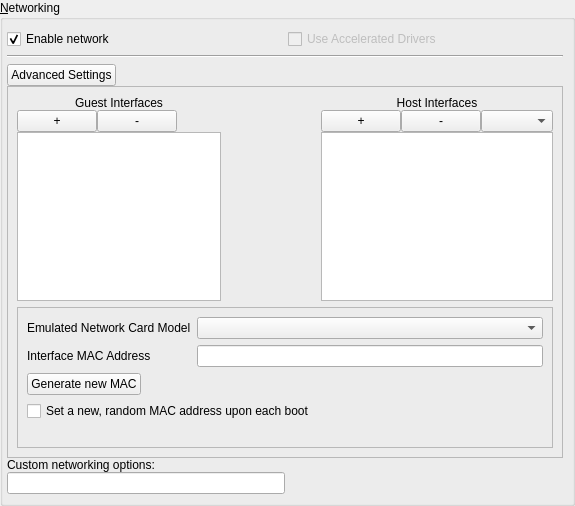
The window that ui/networkpage.ui (uwolfer/qtemu) describes before a commit, drawn with Qt 5.
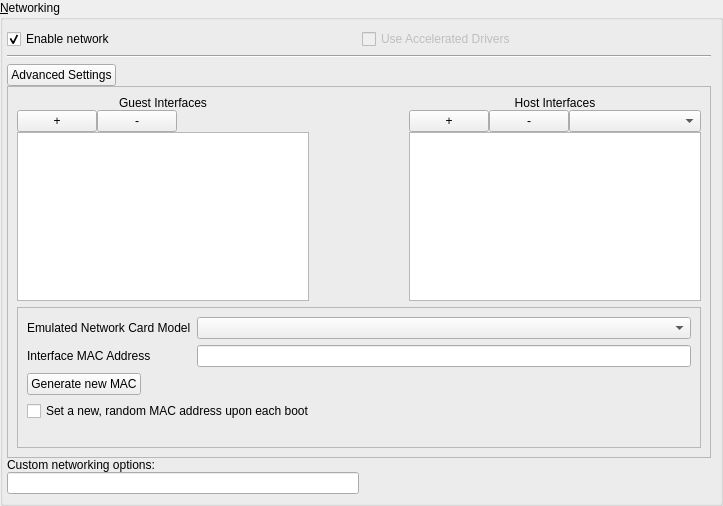
The same window after the commit. Icons and pictures are not drawn.

Commit message: advanced guest interface settings are now saved

What changed in the file:
```diff
--- a/ui/networkpage.ui
+++ b/ui/networkpage.ui
@@ -5,7 +5,7 @@
    <rect>
     <x>0</x>
     <y>0</y>
-    <width>575</width>
+    <width>723</width>
     <height>506</height>
    </rect>
   </property>
@@ -242,7 +242,7 @@
                <rect>
                 <x>3</x>
                 <y>3</y>
-                <width>545</width>
+                <width>697</width>
                 <height>332</height>
                </rect>
               </property>
@@ -326,6 +326,12 @@
                     <layout class="QHBoxLayout" name="horizontalLayout_4" >
                      <item>
                       <widget class="QPushButton" name="addHost" >
+                       <property name="sizePolicy" >
+                        <sizepolicy vsizetype="Fixed" hsizetype="Maximum" >
+                         <horstretch>0</horstretch>
+                         <verstretch>0</verstretch>
+                        </sizepolicy>
+                       </property>
                        <property name="text" >
                         <string>+</string>
                        </property>
@@ -336,26 +342,26 @@
                      </item>
                      <item>
                       <widget class="QPushButton" name="delHost" >
+                       <property name="sizePolicy" >
+                        <sizepolicy vsizetype="Fixed" hsizetype="Maximum" >
+                         <horstretch>0</horstretch>
+                         <verstretch>0</verstretch>
+                        </sizepolicy>
+                       </property>
                        <property name="text" >
                         <string>-</string>
                        </property>
                       </widget>
                      </item>
                      <item>
-                      <spacer name="horizontalSpacer" >
-                       <property name="orientation" >
-                        <enum>Qt::Horizontal</enum>
+                      <widget class="QComboBox" name="hostTypeBox" >
+                       <property name="sizePolicy" >
+                        <sizepolicy vsizetype="Fixed" hsizetype="Minimum" >
+                         <horstretch>0</horstretch>
+                         <verstretch>0</verstretch>
+                        </sizepolicy>
                        </property>
-                       <property name="sizeHint" stdset="0" >
-                        <size>
-                         <width>40</width>
-                         <height>20</height>
-                        </size>
-                       </property>
-                      </spacer>
-                     </item>
-                     <item>
-                      <widget class="QComboBox" name="hostTypeBox" />
+                      </widget>
                      </item>
                     </layout>
                    </item>
@@ -382,7 +388,7 @@
                    <rect>
                     <x>3</x>
                     <y>3</y>
-                    <width>531</width>
+                    <width>683</width>
                     <height>149</height>
                    </rect>
                   </property>
@@ -907,19 +913,6 @@
              </widget>
             </widget>
            </item>
-           <item>
-            <spacer name="horizontalSpacer_2" >
-             <property name="orientation" >
-              <enum>Qt::Horizontal</enum>
-             </property>
-             <property name="sizeHint" stdset="0" >
-              <size>
-               <width>40</width>
-               <height>20</height>
-              </size>
-             </property>
-            </spacer>
-           </item>
           </layout>
          </item>
          <item>
```
The commit also changes 5 other files.
